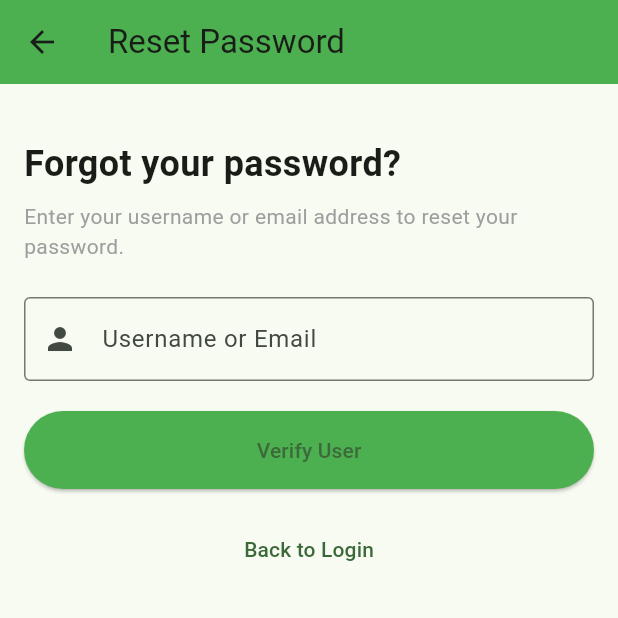
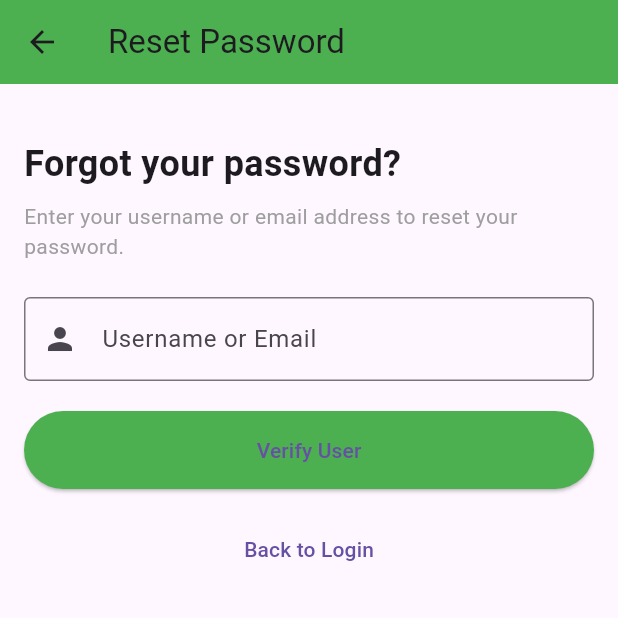
Before and after one commit to jeekltd-png/taxng-advisor, a Flutter app: the screen it shows after launch, after a tap on "Continue", after a tap on "Login", after a tap on "Forgot Password?", on a phone screen of 412 x 824 dp, the top half of it. Run offline on Flutter 3.47's test engine with Material 3 defaults, Android fonts, the phone set to English and light mode, and no system bars; our stand-ins replace cloud_firestore, connectivity_plus, dio, file_picker, firebase_auth, firebase_core and 13 more; missing offline and left inert: encrypt; accounts and stored records are empty.

Commit message:
v2.6.0+36: Implement Modern Design System (TaxNG) with custom theme, colors, typography, and widgets

```diff
--- a/Documents/Trykon/taxng_advisor/lib/main.dart
+++ b/Documents/Trykon/taxng_advisor/lib/main.dart
@@ -30,6 +30,7 @@ import 'package:taxng_advisor/features/admin/admin_subscription_screen.dart';
 import 'package:taxng_advisor/features/onboarding/presentation/welcome_screen.dart';
 import 'package:taxng_advisor/services/hive_service.dart';
 import 'package:taxng_advisor/services/auth_service.dart';
+import 'package:taxng_advisor/theme/app_theme.dart';
 
 void main() async {
   WidgetsFlutterBinding.ensureInitialized();
@@ -54,12 +55,9 @@ class TaxNgApp extends StatelessWidget {
   Widget build(BuildContext context) {
     return MaterialApp(
       debugShowCheckedModeBanner: false,
-      title: 'TaxPadi',
-      theme: ThemeData(useMaterial3: true, colorSchemeSeed: Colors.green),
-      darkTheme: ThemeData(
-          useMaterial3: true,
-          colorSchemeSeed: Colors.green,
-          brightness: Brightness.dark),
+      title: 'TaxNG',
+      theme: TaxNGTheme.lightTheme(),
+      darkTheme: TaxNGTheme.darkTheme(),
       themeMode: ThemeMode.system,
       home: const WelcomeScreen(),
       routes: {
```
